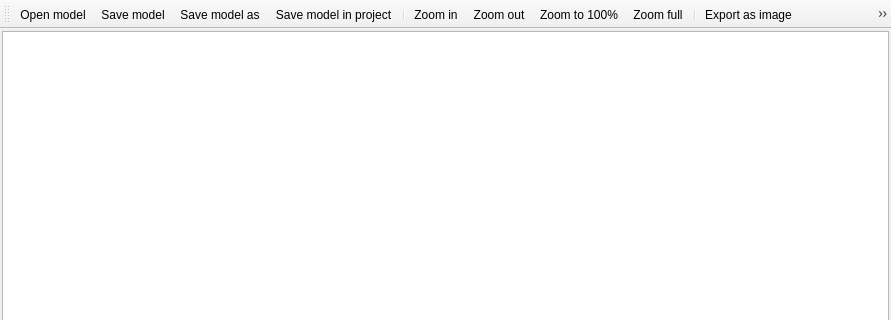
Before: the Qt Designer form python/plugins/processing/ui/DlgModeler.ui in qgis/QGIS, drawn with Qt 5; both pictures show x 0 to 891 and y 0 to 320 of the 891 by 596 pixel window.
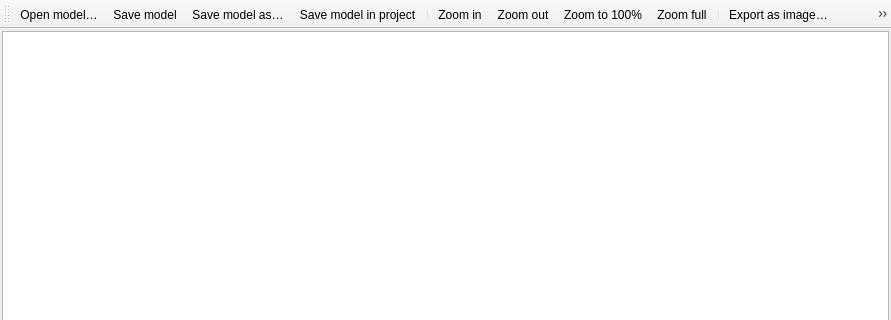
After: the same form once the commit is applied.

Diff of the .ui file:
```diff
--- a/python/plugins/processing/ui/DlgModeler.ui
+++ b/python/plugins/processing/ui/DlgModeler.ui
@@ -65,7 +65,7 @@
   </widget>
   <action name="mActionOpen">
    <property name="text">
-    <string>Open model...</string>
+    <string>Open model…</string>
    </property>
    <property name="toolTip">
     <string>Open model (Ctrl+O)</string>
@@ -87,7 +87,7 @@
   </action>
   <action name="mActionSaveAs">
    <property name="text">
-    <string>Save model as...</string>
+    <string>Save model as…</string>
    </property>
    <property name="toolTip">
     <string>Save model as (Ctrl+S)</string>
@@ -131,7 +131,7 @@
   </action>
   <action name="mActionExportImage">
    <property name="text">
-    <string>Export as image...</string>
+    <string>Export as image…</string>
    </property>
    <property name="toolTip">
     <string>Export as image</string>
@@ -150,7 +150,7 @@
   </action>
   <action name="mActionExportPdf">
    <property name="text">
-    <string>Export as PDF...</string>
+    <string>Export as PDF…</string>
    </property>
    <property name="toolTip">
     <string>Export as PDF</string>
@@ -158,7 +158,7 @@
   </action>
   <action name="mActionExportSvg">
    <property name="text">
-    <string>Export as SVG...</string>
+    <string>Export as SVG…</string>
    </property>
    <property name="toolTip">
     <string>Export as SVG</string>
@@ -174,7 +174,7 @@
   </action>
   <action name="mActionEditHelp">
    <property name="text">
-    <string>Edit model help...</string>
+    <string>Edit model help…</string>
    </property>
    <property name="toolTip">
     <string>Edit model help</string>
@@ -182,7 +182,7 @@
   </action>
   <action name="mActionRun">
    <property name="text">
-    <string>Run model...</string>
+    <string>Run model…</string>
    </property>
    <property name="toolTip">
     <string>Run model (F5)</string>
```
Left out of the diff: 2 changed lines with no effect on the pictures.
